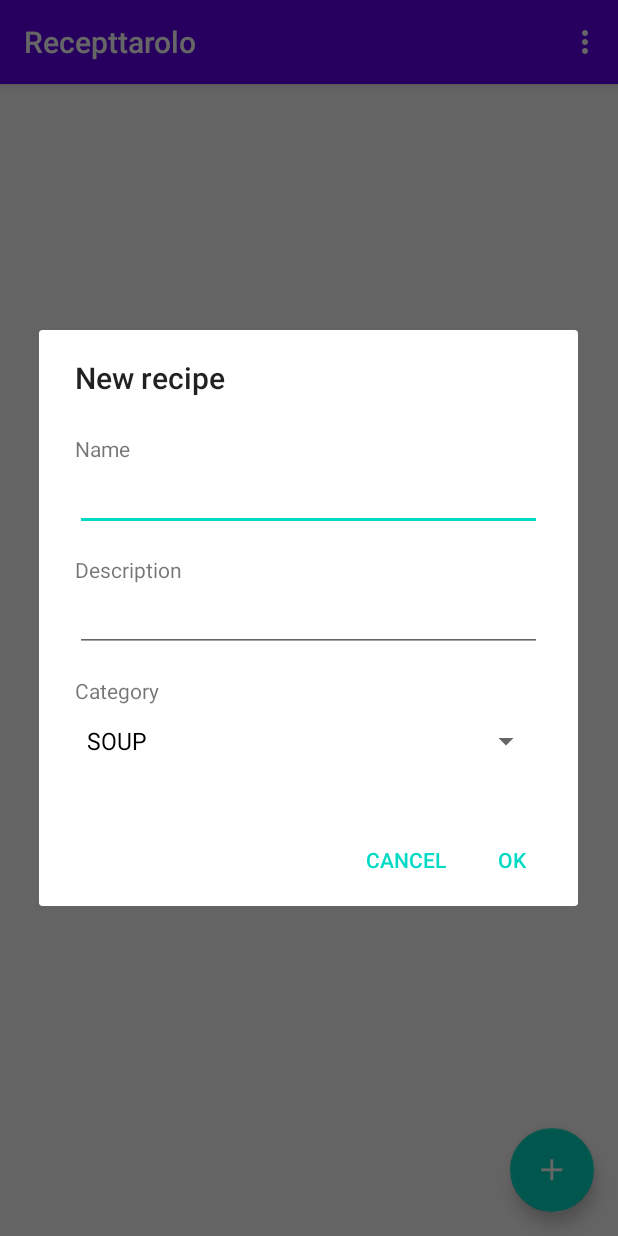
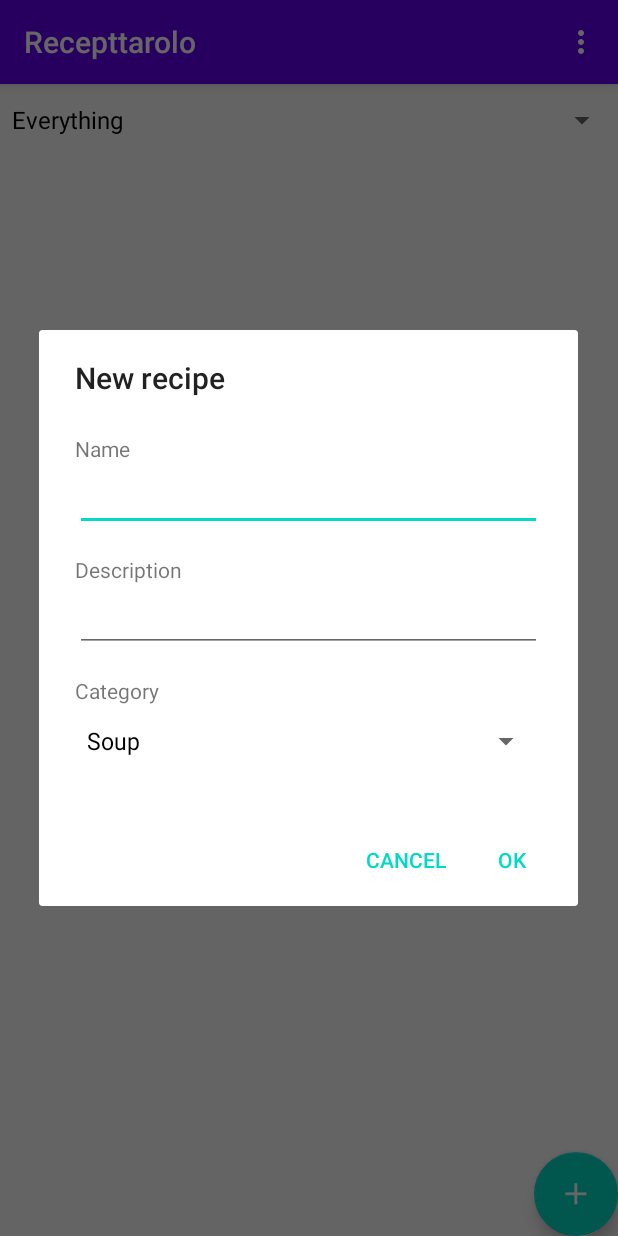
Before and after one commit to nagy99viktor/Recepttarolo, an Android app: the screen it shows after launch (MainActivity), after a tap on "Add new recipe", on a phone screen of 412 x 824 dp. Run offline under Robolectric (Android 15) with nearby library versions, the phone set to English and light mode, and no system bars; our stand-ins replace Room's generated code.

Commit message:
filter working on main activity

```diff
--- a/app/src/main/java/hu/hazi/recepttarolo/MainActivity.kt
+++ b/app/src/main/java/hu/hazi/recepttarolo/MainActivity.kt
@@ -3,28 +3,29 @@ package hu.hazi.recepttarolo
 import android.content.Intent
 import android.os.Bundle
 import android.util.Log
-import com.google.android.material.floatingactionbutton.FloatingActionButton
-import com.google.android.material.snackbar.Snackbar
-import androidx.appcompat.app.AppCompatActivity
 import android.view.Menu
 import android.view.MenuItem
+import android.view.View
+import android.widget.AdapterView
+import android.widget.AdapterView.OnItemSelectedListener
+import android.widget.ArrayAdapter
+import androidx.appcompat.app.AppCompatActivity
 import androidx.recyclerview.widget.LinearLayoutManager
 import androidx.recyclerview.widget.RecyclerView
-import androidx.room.Room
 import hu.hazi.recepttarolo.recipe.*
-
 import hu.hazi.recepttarolo.recipe.pager.RecipeActivity
 import hu.hazi.recepttarolo.recipe.shoppinglist.ShoppingListActivity
 import kotlinx.android.synthetic.main.activity_main.*
 import kotlinx.android.synthetic.main.content_main.*
 import kotlin.concurrent.thread
 
+
 class MainActivity : AppCompatActivity(), RecipeAdapter.RecipeClickListener,
     NewRecipeDialogFragment.NewRecipeDialogListener {
 
     private lateinit var recyclerView: RecyclerView
     private lateinit var adapter: RecipeAdapter
-
+    //private lateinit var filterSpinner: Spinner
     override fun onCreate(savedInstanceState: Bundle?) {
         super.onCreate(savedInstanceState)
         setContentView(R.layout.activity_main)
@@ -36,12 +37,41 @@ class MainActivity : AppCompatActivity(), RecipeAdapter.RecipeClickListener,
             )
         }
 
+
+        filterSpinner.setAdapter(
+            ArrayAdapter(
+                this,
+                android.R.layout.simple_spinner_dropdown_item,
+                resources.getStringArray(R.array.filters)
+            )
+        )
+        filterSpinner.setOnItemSelectedListener(object : OnItemSelectedListener {
+            override fun onItemSelected(
+                parentView: AdapterView<*>?,
+                selectedItemView: View,
+                position: Int,
+                id: Long
+            ) {
+                loadItemsInBackground()
+            }
+
+            override fun onNothingSelected(parent: AdapterView<*>?) {
+                loadItemsInBackground()
+            }
+
+        })
+
+
+    }
+
+    override fun onResume() {
+        super.onResume()
         initRecyclerView()
 
     }
 
     private fun initRecyclerView() {
-        recyclerView = MainRecyclerView
+        recyclerView = RecipeRecyclerView
         adapter = RecipeAdapter(this)
         loadItemsInBackground()
         recyclerView.layoutManager = LinearLayoutManager(this)
@@ -50,7 +80,14 @@ class MainActivity : AppCompatActivity(), RecipeAdapter.RecipeClickListener,
 
     private fun loadItemsInBackground() {
         thread {
-            val items = Database.getInstance(this).recipeDao().getAll()
+            val items = when (filterSpinner.selectedItemPosition) {
+                0 -> Database.getInstance(this).recipeDao().getAll()
+                1 -> Database.getInstance(this).recipeDao().getByCategory(Recipe.Category.SOUP)
+                2 -> Database.getInstance(this).recipeDao()
+                    .getByCategory(Recipe.Category.MAIN_COURSE)
+                3 -> Database.getInstance(this).recipeDao().getByCategory(Recipe.Category.DESSERT)
+                else -> Database.getInstance(this).recipeDao().getAll()
+            }
             runOnUiThread {
                 adapter.update(items)
             }
--- a/app/src/main/java/hu/hazi/recepttarolo/recipe/RecipeDao.kt
+++ b/app/src/main/java/hu/hazi/recepttarolo/recipe/RecipeDao.kt
@@ -10,6 +10,9 @@ interface RecipeDao {
     @Query("SELECT * FROM recipes WHERE id=:id ")
     fun getById(id: Long?): Recipe
 
+    @Query("SELECT * FROM recipes WHERE category=:category ")
+    fun getByCategory(category: Recipe.Category): List<Recipe>
+
     @Insert
     fun insert(recipes: Recipe): Long
 
--- a/app/src/main/res/layout/activity_main.xml
+++ b/app/src/main/res/layout/activity_main.xml
@@ -1,34 +1,53 @@
 <?xml version="1.0" encoding="utf-8"?>
-<androidx.coordinatorlayout.widget.CoordinatorLayout xmlns:android="http://schemas.android.com/apk/res/android"
+<androidx.constraintlayout.widget.ConstraintLayout xmlns:android="http://schemas.android.com/apk/res/android"
     xmlns:app="http://schemas.android.com/apk/res-auto"
     xmlns:tools="http://schemas.android.com/tools"
+    android:id="@+id/coordinatorLayout"
     android:layout_width="match_parent"
     android:layout_height="match_parent"
     tools:context=".MainActivity">
 
     <com.google.android.material.appbar.AppBarLayout
+        android:id="@+id/appBarLayout"
         android:layout_width="match_parent"
         android:layout_height="wrap_content"
-        android:theme="@style/AppTheme.AppBarOverlay">
+        android:theme="@style/AppTheme.AppBarOverlay"
+        app:layout_constraintTop_toTopOf="parent">
 
         <androidx.appcompat.widget.Toolbar
             android:id="@+id/toolbar"
-            android:layout_width="match_parent"
-            android:layout_height="?attr/actionBarSize"
+            android:layout_width="409dp"
+            android:layout_height="wrap_content"
             android:background="?attr/colorPrimary"
             app:popupTheme="@style/AppTheme.PopupOverlay" />
 
     </com.google.android.material.appbar.AppBarLayout>
 
-    <include layout="@layout/content_main" />
+    <Spinner
+        android:id="@+id/filterSpinner"
+        android:layout_width="match_parent"
+        android:layout_height="wrap_content"
+        app:layout_constraintBottom_toTopOf="@+id/MainRecyclerView"
+        app:layout_constraintTop_toBottomOf="@+id/appBarLayout" />
+
+    <androidx.recyclerview.widget.RecyclerView
+        android:id="@+id/RecipeRecyclerView"
+        android:layout_width="match_parent"
+        android:layout_height="514dp"
+        app:layout_behavior="@string/appbar_scrolling_view_behavior"
+        app:layout_constraintBottom_toBottomOf="parent"
+        app:layout_constraintEnd_toEndOf="parent"
+        app:layout_constraintHorizontal_bias="1.0"
+        app:layout_constraintStart_toStartOf="parent"
+        tools:listitem="@layout/recipe_list" />
 
     <com.google.android.material.floatingactionbutton.FloatingActionButton
         android:id="@+id/fab"
         android:layout_width="wrap_content"
         android:layout_height="wrap_content"
-        android:layout_gravity="bottom|end"
-        android:layout_margin="@dimen/fab_margin"
+        android:contentDescription="@string/add_new_recipe"
         android:src="@drawable/ic_add_white_36dp"
-        android:contentDescription="@string/add_new_recipe" />
+        app:layout_constraintBottom_toBottomOf="parent"
+        app:layout_constraintEnd_toEndOf="parent" />
 
-</androidx.coordinatorlayout.widget.CoordinatorLayout>
+</androidx.constraintlayout.widget.ConstraintLayout>
--- a/app/src/main/res/values/strings.xml
+++ b/app/src/main/res/values/strings.xml
@@ -18,9 +18,16 @@
     <string name="hello_second_fragment">Hello second fragment. Arg: %1$s</string>
 
     <string-array name="category_items">
-        <item>SOUP</item>
-        <item>MAIN_COURSE</item>
-        <item>DESSERT</item>
+        <item>Soup</item>
+        <item>Main course</item>
+        <item>Dessert</item>
+    </string-array>
+
+    <string-array name="filters">
+        <item>Everything</item>
+        <item>Soup</item>
+        <item>Main course</item>
+        <item>Dessert</item>
     </string-array>
     <!-- TODO: Remove or change this placeholder text -->
     <string name="hello_blank_fragment">Hello blank fragment</string>
```
